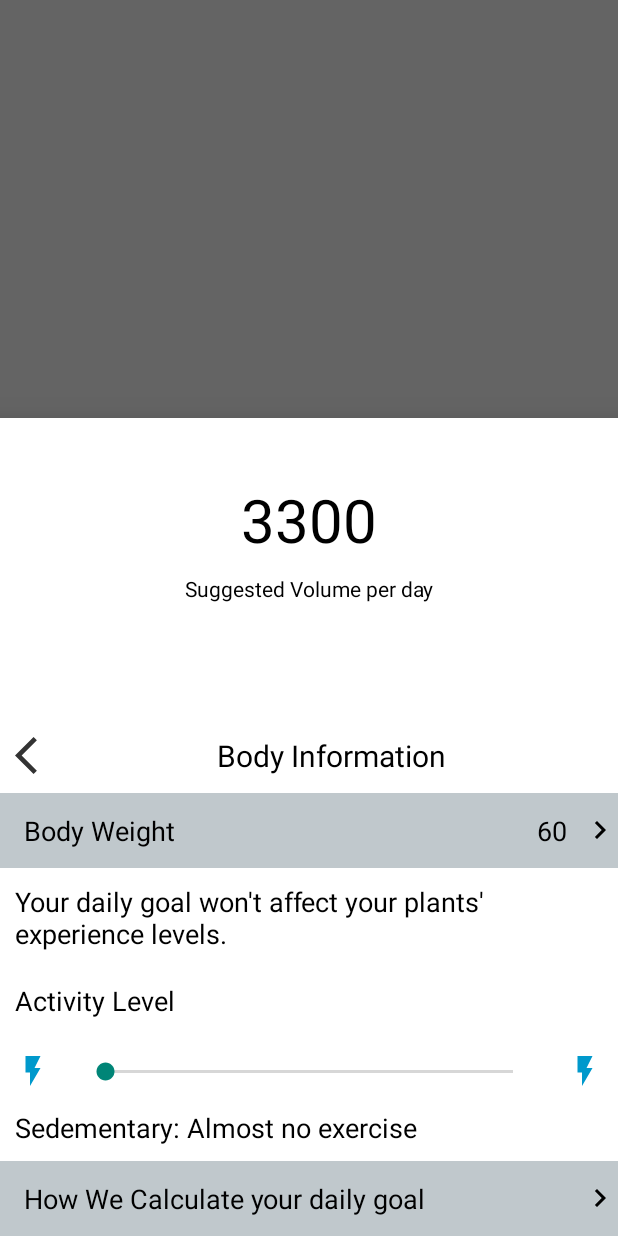
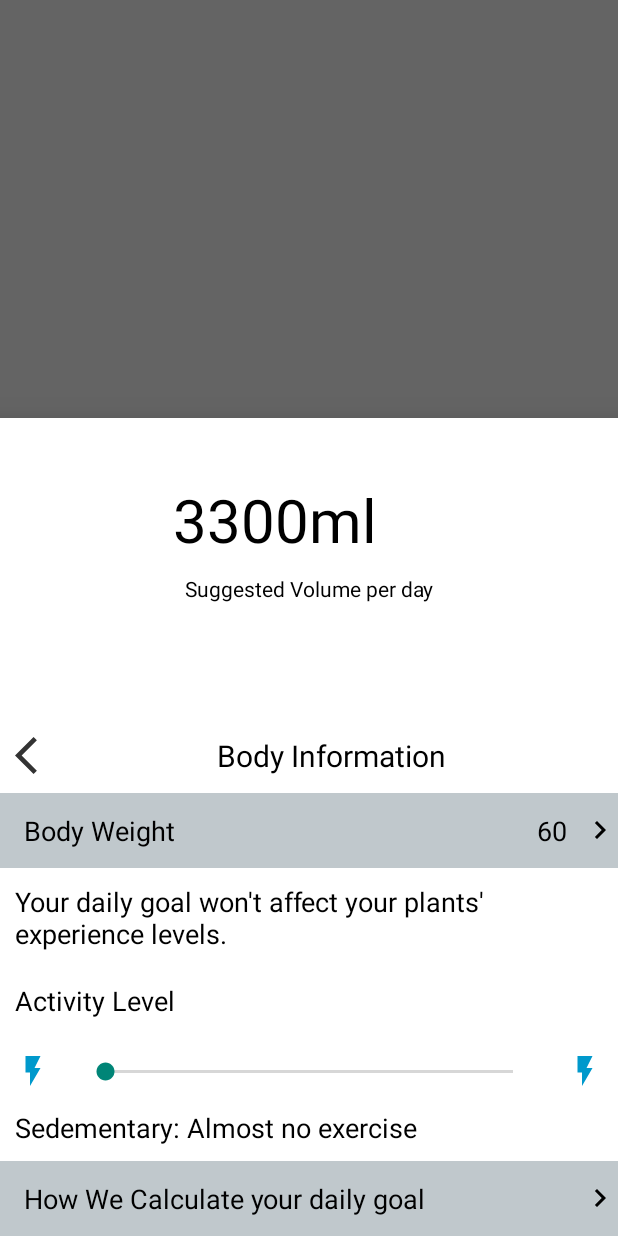
Before and after one commit to engrab/Plant-Nanny3, an Android app: the fragment DailyGoalBottomDialog placed in its activity, on a phone screen of 412 x 824 dp. Run offline under Robolectric (Android 15) with nearby library versions, the phone set to English and light mode, and no system bars; our stand-ins replace AdMob, Room's generated code; pictures from the network do not load; 16 statements that could not run were skipped.

Commit message:
body weight fragment work progress

```diff
--- a/app/src/main/java/com/example/plantnany/bottomdialoge/CupSettingBottomDialoge.java
+++ b/app/src/main/java/com/example/plantnany/bottomdialoge/CupSettingBottomDialoge.java
@@ -13,7 +13,6 @@ import androidx.recyclerview.widget.LinearLayoutManager;
 import androidx.recyclerview.widget.RecyclerView;
 
 import com.example.plantnany.R;
-import com.example.plantnany.adapters.BodyWeightAdapter;
 import com.example.plantnany.adapters.CupVolumAdapter;
 import com.google.android.material.bottomsheet.BottomSheetDialogFragment;
 
--- a/app/src/main/java/com/example/plantnany/bottomdialoge/DailyGoalBottomDialoge.java
+++ b/app/src/main/java/com/example/plantnany/bottomdialoge/DailyGoalBottomDialog.java
@@ -17,15 +17,21 @@ import com.example.plantnany.sharedpref.SharedPreferencesManager;
 import com.google.android.material.bottomsheet.BottomSheetDialogFragment;
 
 
-public class DailyGoalBottomDialoge extends BottomSheetDialogFragment implements View.OnClickListener {
+public class DailyGoalBottomDialog extends BottomSheetDialogFragment implements View.OnClickListener,
+        BodyWeightBottomDialog.WeightListener {
 
     LinearLayout mBodyWeight, mHowCalGoal;
     SeekBar mSeekBar;
     TextView mActivityLevel;
     TextView mDailyGoal, mWeight;
+    int exerciseTime = 2;
+    int totalWeight;
+    int targetWater;
+    float kg;
+    float lb;
 
 
-    public DailyGoalBottomDialoge() {
+    public DailyGoalBottomDialog() {
 
     }
 
@@ -35,28 +41,35 @@ public class DailyGoalBottomDialoge extends BottomSheetDialogFragment implements
 
 
         View view = inflater.inflate(R.layout.dialoge_daily_goal_sheet, container, false);
-        mBodyWeight = view.findViewById(R.id.ll_body_weight);
-        mWeight = view.findViewById(R.id.tv_total_weight);
-        mDailyGoal = view.findViewById(R.id.tv_daily_target_water);
-        mActivityLevel = view.findViewById(R.id.tv_activity_level);
-        mSeekBar = view.findViewById(R.id.seekBar);
-        mHowCalGoal = view.findViewById(R.id.ll_how_calc_goal);
+        initViews(view);
+
+
         mHowCalGoal.setOnClickListener(this);
+        mBodyWeight.setOnClickListener(this);
+
         mSeekBar.setOnSeekBarChangeListener(new SeekBar.OnSeekBarChangeListener() {
             @Override
             public void onProgressChanged(SeekBar seekBar, int progress, boolean fromUser) {
 
                 if (progress == 0) {
                     mActivityLevel.setText("Sedentary: Almost no exercise");
+                    exerciseTime = 2;
+                    upUi();
                 }
                 if (progress == 1) {
                     mActivityLevel.setText("Moderately Active: Exercise 2 - 5 hours a week");
+                    exerciseTime = 5;
+                    upUi();
                 }
                 if (progress == 2) {
                     mActivityLevel.setText("Vigorously Active: Exercise 5 - 7 hours a week");
+                    exerciseTime = 7;
+                    upUi();
                 }
                 if (progress == 3) {
                     mActivityLevel.setText("Extremely Active: Exercise more than 7 hour a week");
+                    exerciseTime = 10;
+                    upUi();
                 }
             }
 
@@ -70,7 +83,7 @@ public class DailyGoalBottomDialoge extends BottomSheetDialogFragment implements
 
             }
         });
-        mBodyWeight.setOnClickListener(this);
+
 
         view.findViewById(R.id.iv_back).setOnClickListener(new View.OnClickListener() {
             @Override
@@ -81,6 +94,32 @@ public class DailyGoalBottomDialoge extends BottomSheetDialogFragment implements
         });
 
         return view;
+    }
+
+    private void upUi() {
+        targetWater = calcTargetWater(totalWeight, exerciseTime);
+        mDailyGoal.setText(String.valueOf(targetWater));
+        SharedPreferencesManager.getInstance(getActivity()).setTargetWater(targetWater);
+        SharedPreferencesManager.getInstance(getActivity()).setExerciseTime(exerciseTime);
+        int weight = SharedPreferencesManager.getInstance(getActivity()).getWeight();
+        mWeight.setText(String.valueOf(weight));
+
+    }
+
+    private void initViews(View view) {
+        mBodyWeight = view.findViewById(R.id.ll_body_weight);
+        mWeight = view.findViewById(R.id.tv_total_weight);
+        mDailyGoal = view.findViewById(R.id.tv_daily_target_water);
+        mActivityLevel = view.findViewById(R.id.tv_activity_level);
+        mSeekBar = view.findViewById(R.id.seekBar);
+        mHowCalGoal = view.findViewById(R.id.ll_how_calc_goal);
+    }
+
+    @Override
+    public void onResume() {
+        super.onResume();
+        totalWeight = SharedPreferencesManager.getInstance(getActivity()).getWeight();
+        targetWater = SharedPreferencesManager.getInstance(getActivity()).getTargetWater();
     }
 
     @Override
@@ -97,8 +136,8 @@ public class DailyGoalBottomDialoge extends BottomSheetDialogFragment implements
 
             case R.id.ll_body_weight:
 
-                BodyWeightBottomDialoge bodyWeightBottomDialoge = new BodyWeightBottomDialoge();
-                bodyWeightBottomDialoge.show(getChildFragmentManager(), "bodyweight");
+                BodyWeightBottomDialog bodyWeightBottomDialog = new BodyWeightBottomDialog(DailyGoalBottomDialog.this);
+                bodyWeightBottomDialog.show(getChildFragmentManager(), "bodyweight");
                 break;
 
             case R.id.ll_how_calc_goal:
@@ -108,4 +147,23 @@ public class DailyGoalBottomDialoge extends BottomSheetDialogFragment implements
                 break;
         }
     }
+
+    public final int calcTargetWater(int weight, int workTime) {
+        return (int) ((((double) (weight * 100)) / 3.0d) + ((double) ((workTime / 6) * 7)));
+    }
+
+    @Override
+    public void selectedWeight(int weight, int isKg) {
+
+        if (isKg == 1) {
+            targetWater = calcTargetWater(weight, SharedPreferencesManager.getInstance(getActivity()).getExerciseTime());
+            SharedPreferencesManager.getInstance(getActivity()).setWeight(weight);
+        } else {
+            lb = (float) weight;
+            kg = (float) (lb * 0.45359237);
+            targetWater = calcTargetWater(Math.round(kg), SharedPreferencesManager.getInstance(getActivity()).getExerciseTime());
+            SharedPreferencesManager.getInstance(getActivity()).setWeight(Math.round(kg));
+        }
+        upUi();
+    }
 }
--- a/app/src/main/java/com/example/plantnany/fragments/HomeFragment.java
+++ b/app/src/main/java/com/example/plantnany/fragments/HomeFragment.java
@@ -156,7 +156,8 @@ public class HomeFragment extends Fragment implements View.OnClickListener {
             level.setText(mListEntity.get(mListEntity.size() - 1).getLevel() + "");
             plant.setText(mListEntity.get(mListEntity.size() - 1).getPlantType() + "");
             seeds.setText(mListEntity.get(mListEntity.size() - 1).getSeed() + "");
-        } else {
+        }
+        else {
             clover.setText(SharedPreferencesManager.getInstance(getActivity()).getClover() + "");
             seeds.setText(SharedPreferencesManager.getInstance(getActivity()).getSeeds() + "");
             level.setText(SharedPreferencesManager.getInstance(getActivity()).getLevel() + "");
--- a/app/src/main/java/com/example/plantnany/fragments/SettingsFragment.java
+++ b/app/src/main/java/com/example/plantnany/fragments/SettingsFragment.java
@@ -24,7 +24,7 @@ import com.example.plantnany.ButtonClick;
 import com.example.plantnany.R;
 import com.example.plantnany.activities.PrivacyPolicyActivity;
 import com.example.plantnany.bottomdialoge.CupVolumeBottomDialoge;
-import com.example.plantnany.bottomdialoge.DailyGoalBottomDialoge;
+import com.example.plantnany.bottomdialoge.DailyGoalBottomDialog;
 import com.example.plantnany.bottomdialoge.LanguageBottomDialoge;
 import com.example.plantnany.bottomdialoge.WaterReminderBottomDialoge;
 import com.example.plantnany.sharedpref.SharedPreferencesManager;
@@ -200,8 +200,8 @@ public class SettingsFragment extends Fragment implements View.OnClickListener,
 
             case R.id.ll_daily_goal:
                 buttonClick.setOnsoundOnButtonClick();
-                DailyGoalBottomDialoge dailyGoalBottomDialoge = new DailyGoalBottomDialoge();
-                dailyGoalBottomDialoge.show(getChildFragmentManager(), "dailygoal");
+                DailyGoalBottomDialog dailyGoalBottomDialog = new DailyGoalBottomDialog();
+                dailyGoalBottomDialog.show(getChildFragmentManager(), "dailygoal");
 
                 break;
 
--- a/app/src/main/java/com/example/plantnany/infoFragments/WaterInfoFragment.java
+++ b/app/src/main/java/com/example/plantnany/infoFragments/WaterInfoFragment.java
@@ -133,6 +133,7 @@ public class WaterInfoFragment extends Fragment implements View.OnClickListener
                     int weight = SharedPreferencesManager.getInstance(getActivity()).getWeight();
                     int targetWater = calculateIntake(weight, workHour);
                     SharedPreferencesManager.getInstance(getActivity()).setTargetWater(targetWater);
+                    SharedPreferencesManager.getInstance(getActivity()).setExerciseTime(workHour);
 
                     mViewModel.insertData(new DataEntity(DateConverter.dateToString(new Date().getTime()), 0, targetWater,
                             SharedPreferencesManager.getInstance(getActivity()).getLevel(),
--- a/app/src/main/res/layout/dialoge_body_weight_sheet.xml
+++ b/app/src/main/res/layout/dialoge_body_weight_sheet.xml
@@ -67,6 +67,7 @@
             android:orientation="vertical">
 
             <RadioButton
+                android:checked="true"
                 android:id="@+id/rad_kg"
                 android:layout_width="wrap_content"
                 android:layout_height="wrap_content"
--- a/app/src/main/res/layout/dialoge_daily_goal_sheet.xml
+++ b/app/src/main/res/layout/dialoge_daily_goal_sheet.xml
@@ -12,16 +12,31 @@
         android:background="@drawable/background_transparent"
         android:orientation="vertical">
 
-
-        <TextView
-            android:id="@+id/tv_daily_target_water"
+        <LinearLayout
             android:layout_width="match_parent"
             android:layout_height="0dp"
             android:layout_weight="1"
-            android:gravity="bottom|center_horizontal"
-            android:text="3000ml"
-            android:textColor="@color/black"
-            android:textSize="40sp" />
+            android:orientation="horizontal">
+
+            <TextView
+                android:id="@+id/tv_daily_target_water"
+                android:layout_width="0dp"
+                android:layout_height="match_parent"
+                android:layout_weight="1"
+                android:gravity="bottom|end"
+                android:text=""
+                android:textColor="@color/black"
+                android:textSize="40sp" />
+
+            <TextView
+                android:layout_width="0dp"
+                android:layout_height="wrap_content"
+                android:layout_weight="1"
+                android:text="ml"
+                android:gravity="bottom|start"
+                android:textColor="@color/black"
+                android:textSize="40sp" />
+        </LinearLayout>
 
         <TextView
             android:layout_width="match_parent"
```
Also changed, not shown: app/src/main/java/com/example/plantnany/adapters/BodyWeightAdapter.java (+6 -4 lines), app/src/main/java/com/example/plantnany/bottomdialoge/BodyWeightBottomDialog.java (renamed from app/src/main/java/com/example/plantnany/bottomdialoge/BodyWeightBottomDialoge.java, +31 -9 lines), app/src/main/java/com/example/plantnany/infoFragments/WeightInfoFragment.java (+13 -14 lines), app/src/main/java/com/example/plantnany/sharedpref/SharedPreferencesManager.java (+11 -0 lines), app/src/main/res/layout/row_item_body_weight.xml (+2 -15 lines).
